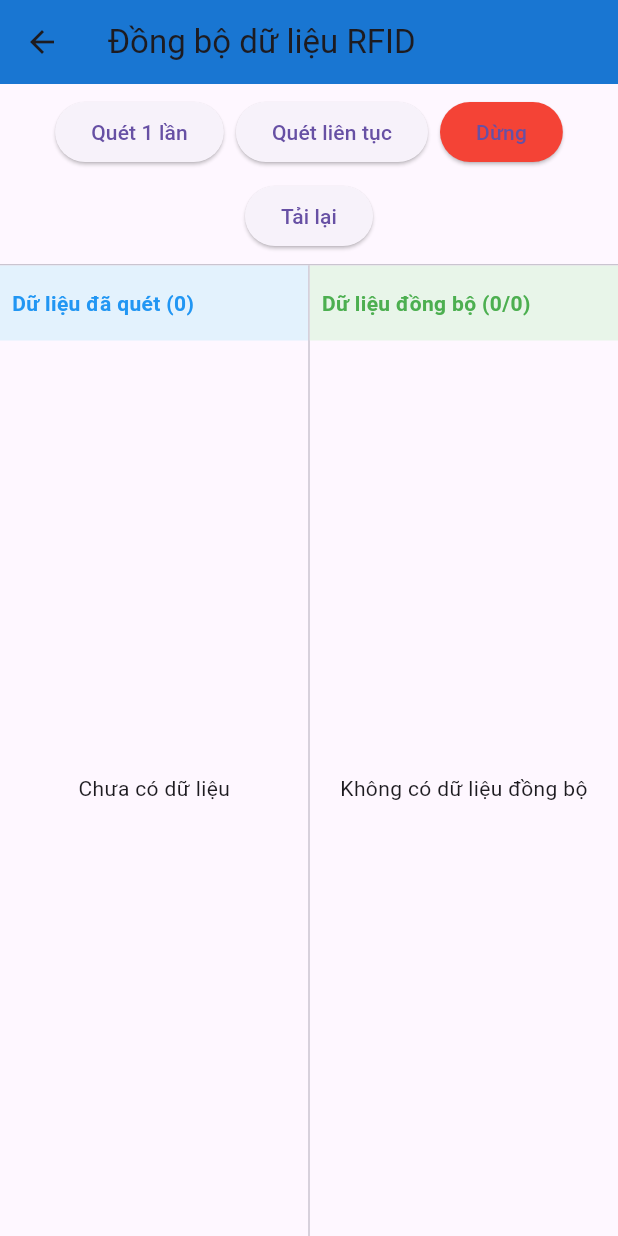
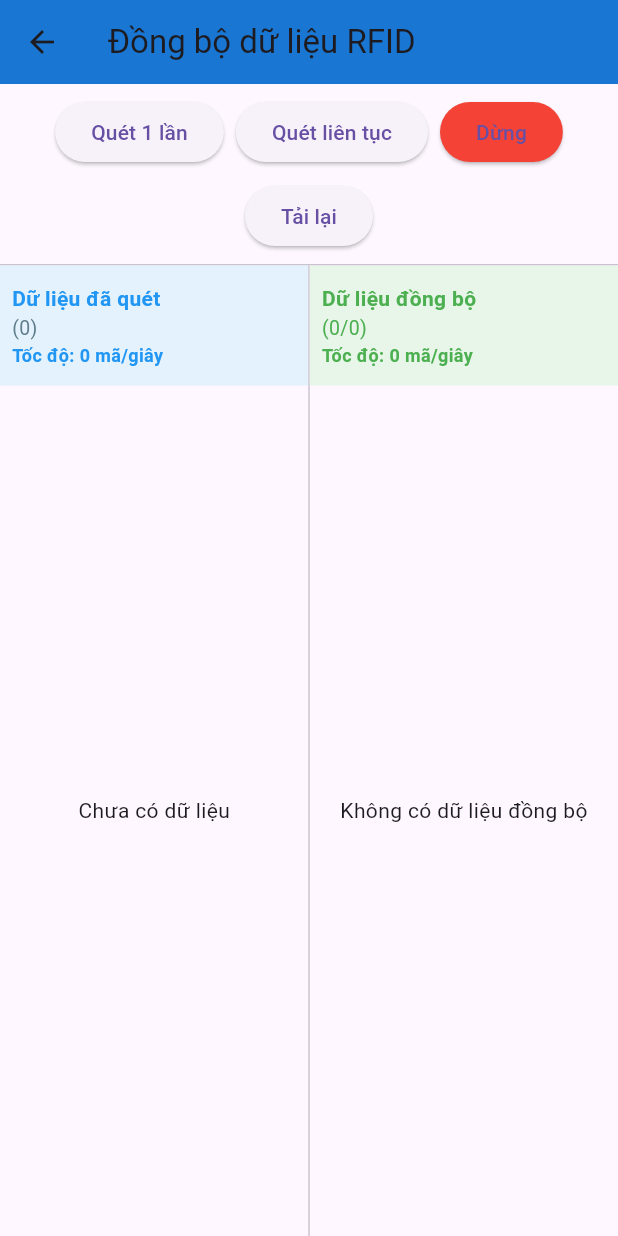
Before and after one commit to lenguyen-it/Parallel_data_read_and_write, a Flutter app: the screen it shows after launch, after a tap on "Quét RFID (UHF)", on a phone screen of 412 x 824 dp. Run offline on Flutter 3.47's test engine with Material 3 defaults, Android fonts, the light colour scheme and no system bars; our stand-ins replace permission_handler, sqflite; missing offline and left inert: flutter_barcode_scanner_plus; accounts and stored records are empty.

Commit message:
Hiệu năng và thời gian quét. Thời gian quét mã, và thời gian đồng bộ

```diff
--- a/lib/pages/rfid_scan_page.dart
+++ b/lib/pages/rfid_scan_page.dart
@@ -14,12 +14,33 @@ class _RfidScanPageState extends State<RfidScanPage> {
   final RfidScanService _scanService = RfidScanService();
   List<Map<String, dynamic>> _localData = [];
   StreamSubscription<Map<String, dynamic>>? _subscription;
+  StreamSubscription<Map<String, dynamic>>? _syncSubscription;
+  StreamSubscription<Map<String, dynamic>>? _uiUpdateSubscription;
   Timer? _autoRefreshTimer;
   bool _isLoading = false;
 
-  //Hiển thị tag mới nhất
   // ignore: unused_field
   Map<String, dynamic>? _lastTagData;
+
+  // Lưu timestamp của các lần quét trong 1 giây
+  final List<DateTime> _scanTimestamps = [];
+
+  // Lưu timestamp của các lần đồng bộ trong 1 giây
+  final List<DateTime> _syncTimestamps = [];
+
+  int get _scansInLastSecond {
+    final now = DateTime.now();
+    final oneSecondAgo = now.subtract(const Duration(seconds: 1));
+    _scanTimestamps.removeWhere((t) => t.isBefore(oneSecondAgo));
+    return _scanTimestamps.length;
+  }
+
+  int get _syncsInLastSecond {
+    final now = DateTime.now();
+    final oneSecondAgo = now.subtract(const Duration(seconds: 1));
+    _syncTimestamps.removeWhere((t) => t.isBefore(oneSecondAgo));
+    return _syncTimestamps.length;
+  }
 
   @override
   void initState() {
@@ -32,26 +53,42 @@ class _RfidScanPageState extends State<RfidScanPage> {
     _scanService.attachTagStream();
     await _loadLocal();
 
-    // Lắng nghe luồng dữ liệu RFID mới
-    _subscription = _scanService.tagStream.listen((data) async {
-      setState(() => _lastTagData = data);
+    _subscription = _scanService.tagStream.listen((data) {
+      setState(() {
+        _lastTagData = data;
+        _scanTimestamps.add(DateTime.now());
+      });
+    });
+
+    _uiUpdateSubscription = _scanService.uiUpdateStream.listen((data) async {
       await _loadLocal();
     });
 
-    // Tự động cập nhật mỗi 2 giây
+    _syncSubscription = _scanService.syncStream.listen((data) {
+      setState(() {
+        _syncTimestamps.add(DateTime.now());
+      });
+      _loadLocal();
+    });
+
     _autoRefreshTimer = Timer.periodic(const Duration(seconds: 2), (_) async {
       await _loadLocal();
+      if (mounted) setState(() {});
     });
   }
 
   Future<void> _loadLocal() async {
     final data = await HistoryDatabase.instance.getAllScans();
+    if (mounted) {
       setState(() => _localData = data);
+    }
   }
 
   @override
   void dispose() {
     _subscription?.cancel();
+    _syncSubscription?.cancel();
+    _uiUpdateSubscription?.cancel();
     _autoRefreshTimer?.cancel();
     _scanService.dispose();
     super.dispose();
@@ -91,8 +128,10 @@ class _RfidScanPageState extends State<RfidScanPage> {
       itemCount: _localData.length,
       itemBuilder: (context, i) {
         final item = _localData[i];
+        final scanDuration = item['scan_duration_ms'];
+
         return Container(
-          height: 70,
+          height: 80,
           decoration: const BoxDecoration(
             border: Border(bottom: BorderSide(color: Colors.black12)),
           ),
@@ -101,9 +140,19 @@ class _RfidScanPageState extends State<RfidScanPage> {
               item['barcode'] ?? '---',
               style: const TextStyle(fontSize: 13),
             ),
-            subtitle: Text(
+            subtitle: Column(
+              crossAxisAlignment: CrossAxisAlignment.start,
+              children: [
+                Text(
                   'Trạng thái: ${item['status'] ?? '---'}',
                   style: const TextStyle(fontSize: 12, color: Colors.grey),
+                ),
+                if (scanDuration != null)
+                  Text(
+                    'Tốc độ quét: ${scanDuration.toStringAsFixed(2)}ms/mã',
+                    style: const TextStyle(fontSize: 11, color: Colors.blue),
+                  ),
+              ],
             ),
           ),
         );
@@ -130,6 +179,7 @@ class _RfidScanPageState extends State<RfidScanPage> {
         final code = item['barcode'] ?? '---';
         final status = item['status'] ?? 'pending';
         final statusText = statusMap[status] ?? status;
+        final syncDuration = item['sync_duration_ms'];
 
         Color bgColor;
         switch (status) {
@@ -144,14 +194,17 @@ class _RfidScanPageState extends State<RfidScanPage> {
         }
 
         return Container(
-          height: 70,
+          height: 80,
           color: bgColor,
           child: ListTile(
             title: Text(
               code,
               style: const TextStyle(fontSize: 13),
             ),
-            subtitle: Text(
+            subtitle: Column(
+              crossAxisAlignment: CrossAxisAlignment.start,
+              children: [
+                Text(
                   'Trạng thái: $statusText',
                   style: TextStyle(
                     fontSize: 13,
@@ -160,36 +213,18 @@ class _RfidScanPageState extends State<RfidScanPage> {
                         : (status == 'failed' ? Colors.red : Colors.orange),
                   ),
                 ),
+                if (syncDuration != null && status == 'synced')
+                  Text(
+                    'Tốc độ đồng bộ: ${syncDuration.toStringAsFixed(2)}ms/mã',
+                    style: const TextStyle(fontSize: 11, color: Colors.green),
+                  ),
+              ],
+            ),
           ),
         );
       },
     );
   }
-
-  /// 🔹 Thông tin tag RFID vừa đọc
-  // Widget _buildLastTagInfo() {
-  //   final tag = _lastTagData;
-  //   if (tag == null) {
-  //     return const Text(
-  //       'Chưa đọc được thẻ nào',
-  //       style: TextStyle(fontSize: 13, color: Colors.black54),
-  //     );
-  //   }
-
-  //   return Column(
-  //     crossAxisAlignment: CrossAxisAlignment.start,
-  //     children: [
-  //       Text('EPC: ${tag['epc_ascii'] ?? tag['epc_hex'] ?? '---'}',
-  //           style: const TextStyle(fontSize: 13)),
-  //       if (tag['tid_hex'] != null)
-  //         Text('TID: ${tag['tid_hex']}', style: const TextStyle(fontSize: 12)),
-  //       if (tag['rssi'] != null)
-  //         Text('RSSI: ${tag['rssi']}', style: const TextStyle(fontSize: 12)),
-  //       if (tag['count'] != null)
-  //         Text('COUNT: ${tag['count']}', style: const TextStyle(fontSize: 12)),
-  //     ],
-  //   );
-  // }
 
   @override
   Widget build(BuildContext context) {
@@ -229,57 +264,97 @@ class _RfidScanPageState extends State<RfidScanPage> {
             ),
           ),
 
-          // ----------- Hiển thị tag mới nhất -----------
-          // Container(
-          //   padding: const EdgeInsets.all(8),
-          //   color: Colors.grey.shade100,
-          //   width: double.infinity,
-          //   child: _buildLastTagInfo(),
-          // ),
-
           const Divider(height: 1),
 
           // ----------- Hai cột dữ liệu -----------
           Expanded(
             child: Row(
               children: [
+                // ===== CỘT BÊN TRÁI: DỮ LIỆU ĐÃ QUÉT =====
                 Expanded(
                   child: Column(
                     children: [
                       Container(
-                        height: 50,
+                        height: 80,
                         color: Colors.blue.shade50,
                         alignment: Alignment.centerLeft,
-                        padding: const EdgeInsets.all(8.0),
+                        padding: const EdgeInsets.symmetric(
+                            horizontal: 8.0, vertical: 6.0),
                         width: double.infinity,
-                        child: Text(
-                          'Dữ liệu đã quét (${_localData.length})',
-                          style: const TextStyle(
+                        child: Column(
+                          crossAxisAlignment: CrossAxisAlignment.start,
+                          mainAxisAlignment: MainAxisAlignment.center,
+                          children: [
+                            const Text(
+                              'Dữ liệu đã quét',
+                              style: TextStyle(
                                 fontWeight: FontWeight.bold,
                                 color: Colors.blue,
                               ),
+                            ),
+                            Text(
+                              '(${_localData.length})',
+                              style: const TextStyle(
+                                fontSize: 13,
+                                color: Colors.blueGrey,
+                              ),
+                            ),
+                            Text(
+                              'Tốc độ: $_scansInLastSecond mã/giây',
+                              style: const TextStyle(
+                                fontSize: 12,
+                                fontWeight: FontWeight.bold,
+                                color: Colors.blue,
+                              ),
+                            ),
+                          ],
                         ),
                       ),
                       Expanded(child: _buildScannedList()),
                     ],
                   ),
                 ),
+
                 const VerticalDivider(width: 1),
+
+                // ===== CỘT BÊN PHẢI: DỮ LIỆU ĐỒNG BỘ =====
                 Expanded(
                   child: Column(
                     children: [
                       Container(
-                        height: 50,
+                        height: 80,
                         color: Colors.green.shade50,
                         alignment: Alignment.centerLeft,
-                        padding: const EdgeInsets.all(8.0),
+                        padding: const EdgeInsets.symmetric(
+                            horizontal: 8.0, vertical: 6.0),
                         width: double.infinity,
-                        child: Text(
-                          'Dữ liệu đồng bộ (${_localData.where((e) => e['status'] == 'synced').length}/${_localData.length})',
-                          style: const TextStyle(
+                        child: Column(
+                          crossAxisAlignment: CrossAxisAlignment.start,
+                          mainAxisAlignment: MainAxisAlignment.center,
+                          children: [
+                            const Text(
+                              'Dữ liệu đồng bộ',
+                              style: TextStyle(
                                 fontWeight: FontWeight.bold,
                                 color: Colors.green,
                               ),
+                            ),
+                            Text(
+                              '(${_localData.where((e) => e['status'] == 'synced').length}/${_localData.length})',
+                              style: const TextStyle(
+                                fontSize: 13,
+                                color: Colors.green,
+                              ),
+                            ),
+                            Text(
+                              'Tốc độ: $_syncsInLastSecond mã/giây',
+                              style: const TextStyle(
+                                fontSize: 12,
+                                fontWeight: FontWeight.bold,
+                                color: Colors.green,
+                              ),
+                            ),
+                          ],
                         ),
                       ),
                       Expanded(child: _buildSyncedList()),
@@ -288,7 +363,7 @@ class _RfidScanPageState extends State<RfidScanPage> {
                 ),
               ],
             ),
-          ),
+          )
         ],
       ),
     );
```
Also changed, not shown: lib/services/rfid_scan_service.dart (+226 -315 lines). Lines whose indentation alone changed are shown as unchanged.
